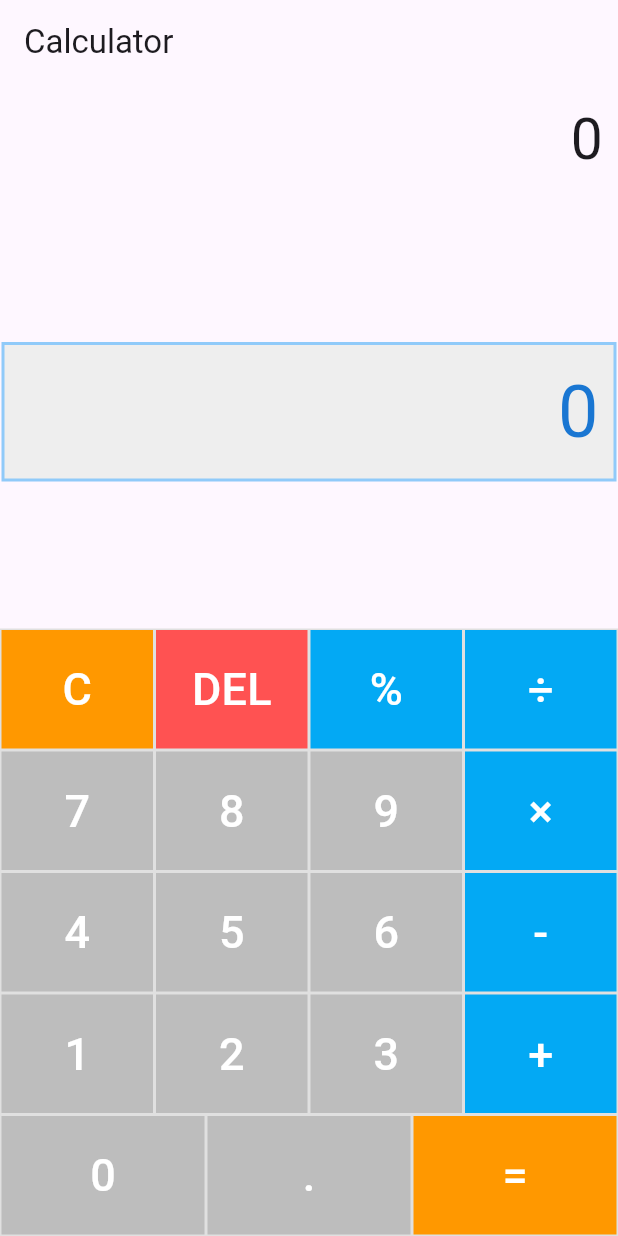
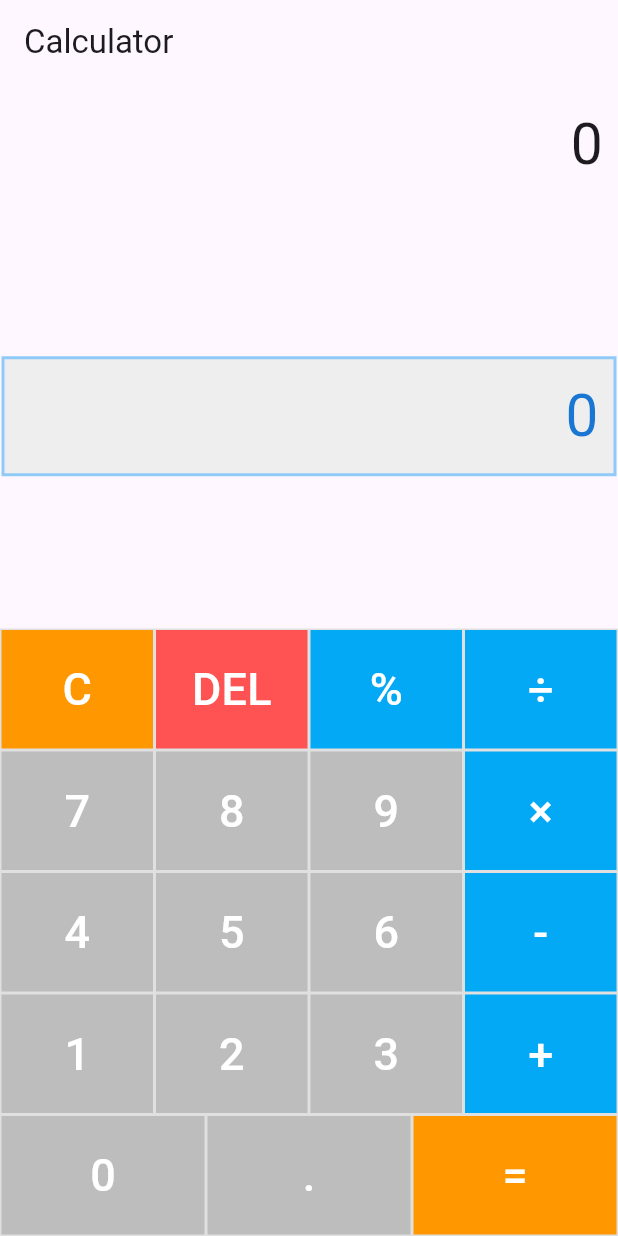
Before and after one commit to samuelpastor31/Calculadora-Flutter, a Flutter app: the screen it shows after launch, on a phone screen of 412 x 824 dp. Run offline on Flutter 3.47's test engine with Material 3 defaults, Android fonts, the phone set to English and light mode, and no system bars; our stand-ins replace math_expressions.

Commit message:
segundo commit actividad1

```diff
--- a/lib/calculator_home.dart
+++ b/lib/calculator_home.dart
@@ -5,6 +5,8 @@ import 'package:math_expressions/math_expressions.dart';
 class CalculatorHome extends StatefulWidget {
   static const double fontSizeMedium = 38.0;
   static const double fontSizeBig = 48;
+  static const double panelMaxHeight = 80.0; //Todo Activ1 Altura máxima del panel
+
 
   const CalculatorHome({Key? key}) : super(key: key);
 
@@ -22,9 +24,14 @@ class _CalculatorHomeState extends State<CalculatorHome> {
     return Container(
       alignment: Alignment.centerRight,
       padding: EdgeInsets.all(10),
-      child: Text(
+      height: CalculatorHome.panelMaxHeight, //Todo activ1 Restricción de altura máxima
+      child: FittedBox( //todo activ1 "FittedBox" para ajustar el tamaño del texto para que quepa dentro de los paneles sin pasar la altura maxima
+      fit: BoxFit.scaleDown,
+        child: Text(
         _equationText,
         style: TextStyle(fontSize: _equationFontSize),
+        overflow: TextOverflow.ellipsis, //todo activ1 Evita que se desborde el texto
+      ),
       ),
     );
   }
@@ -40,13 +47,18 @@ class _CalculatorHomeState extends State<CalculatorHome> {
           width: 2,
         ),
       ),
+      height: CalculatorHome.panelMaxHeight, //todo activ1 Restricción de altura máxima
       padding: EdgeInsets.all(10),
-      child: Text(
+      child: FittedBox( //todo activ1 "FittedBox" para ajustar el tamaño del texto para que quepa dentro de los paneles sin pasar la altura maxima
+      fit: BoxFit.scaleDown,
+       child: Text(
         _resultText,
         style: TextStyle(
           fontSize: _resultFontSize,
           color: Colors.blue.shade700,
         ),
+        overflow: TextOverflow.ellipsis, //todo activ1 Evita que se desborde el texto
+      ),
       ),
     );
   }
```
